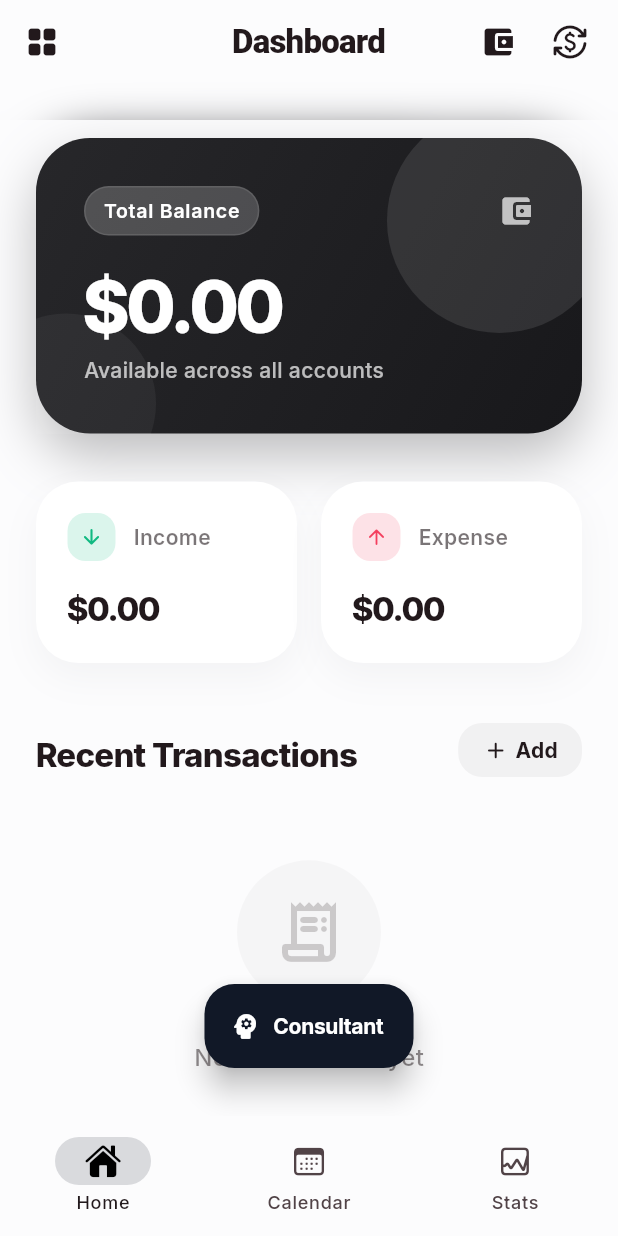
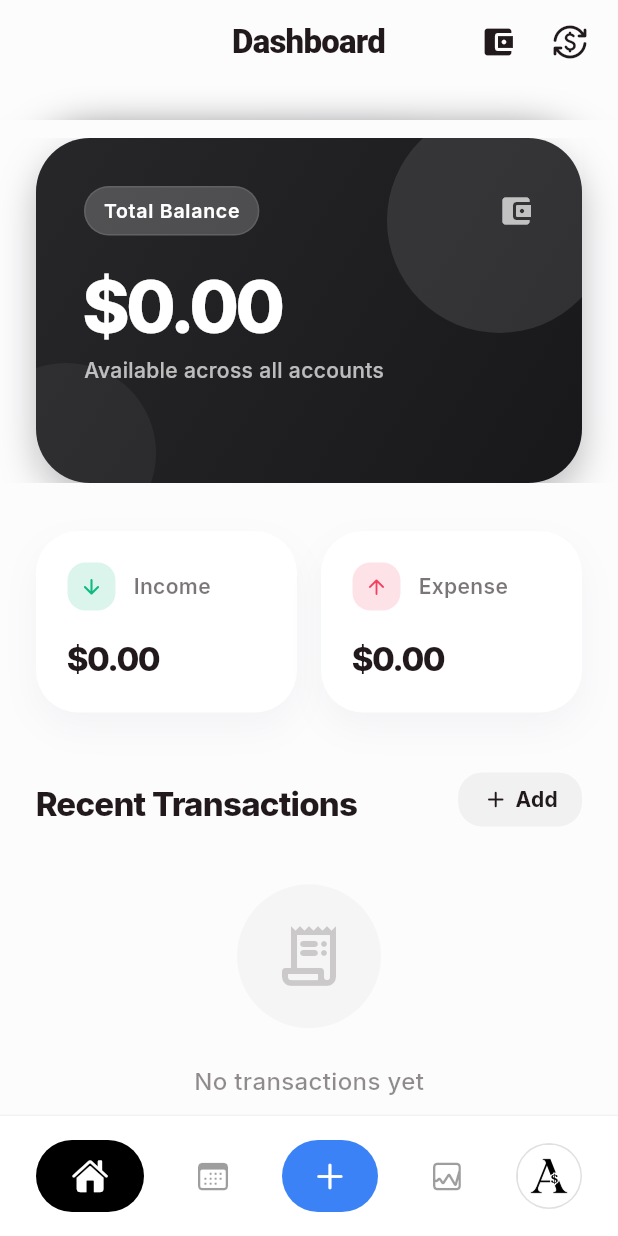
Before and after one commit to ermiyashenok/apps, a Flutter app: the screen it shows once a user with an empty profile is signed in, on a phone screen of 412 x 824 dp. Run offline on Flutter 3.47's test engine with Material 3 defaults, Android fonts, the phone set to English and light mode, and no system bars; our stand-ins replace cloud_firestore, firebase_auth, firebase_core, flutter_colorpicker, geocoding, geolocator and 3 more; accounts and stored records are empty.

Commit message:
update: part 12

```diff
--- a/account_manager/lib/screens/home_screen.dart
+++ b/account_manager/lib/screens/home_screen.dart
@@ -36,13 +36,7 @@ class HomeScreen extends StatelessWidget {
                 child: Container(color: Colors.transparent),
               ),
             ),
-            leading: IconButton(
-              icon: Icon(Icons.grid_view_rounded, color: colorScheme.onSurface),
-              onPressed: () => Navigator.push(
-                context,
-                MaterialPageRoute(builder: (context) => const ProfileScreen()),
-              ),
-            ),
+            // leading: IconButton(...) removed
             title: Text(
               'Dashboard',
               style: TextStyle(
@@ -65,8 +59,8 @@ class HomeScreen extends StatelessWidget {
               child: Column(
                 crossAxisAlignment: CrossAxisAlignment.start,
                 children: [
-                  // Ultra Premium Main Balance Card
-                  _buildPremiumBalanceCard(context, txProvider, currencyFormat),
+                  // Ultra Premium Main Balance Carousel
+                  _PremiumBalanceCarousel(format: currencyFormat),
 
                   const SizedBox(height: 32),
 
@@ -201,6 +195,7 @@ class HomeScreen extends StatelessWidget {
             ),
         ],
       ),
+      /*
       floatingActionButton: Padding(
         padding: const EdgeInsets.only(bottom: 16.0),
         child: FloatingActionButton.extended(
@@ -225,125 +220,11 @@ class HomeScreen extends StatelessWidget {
         ),
       ),
       floatingActionButtonLocation: FloatingActionButtonLocation.centerFloat,
+      */
     );
   }
 
-  Widget _buildPremiumBalanceCard(BuildContext context, TransactionProvider txProvider, NumberFormat format) {
-    List<Color> gradientColors;
-    if (txProvider.selectedAccountType == 'All') {
-      gradientColors = [const Color(0xFF27272A), const Color(0xFF18181B)]; // Dark Black/Grey
-    } else {
-      final account = txProvider.accounts.firstWhere(
-        (a) => a.id == txProvider.selectedAccountType,
-        orElse: () => txProvider.accounts.isNotEmpty ? txProvider.accounts.first : txProvider.accounts.first
-      );
-      final c = Color(account.colorValue);
-      gradientColors = [c, c.withValues(alpha: 0.8)];
-    }
 
-    return Container(
-      margin: const EdgeInsets.symmetric(horizontal: 24),
-      width: double.infinity,
-      decoration: BoxDecoration(
-        gradient: LinearGradient(
-          colors: gradientColors,
-          begin: Alignment.topLeft,
-          end: Alignment.bottomRight,
-        ),
-        borderRadius: BorderRadius.circular(36),
-        boxShadow: [
-          BoxShadow(
-            color: gradientColors[0].withValues(alpha: 0.3),
-            blurRadius: 30,
-            offset: const Offset(0, 15),
-          ),
-        ],
-      ),
-      child: Stack(
-        children: [
-          // Decorative background elements
-          Positioned(
-            right: -20,
-            top: -20,
-            child: Container(
-              width: 150,
-              height: 150,
-              decoration: BoxDecoration(
-                shape: BoxShape.circle,
-                color: Colors.white.withValues(alpha: 0.1),
-              ),
-            ),
-          ),
-          Positioned(
-            left: -40,
-            bottom: -40,
-            child: Container(
-              width: 120,
-              height: 120,
-              decoration: BoxDecoration(
-                shape: BoxShape.circle,
-                color: Colors.white.withValues(alpha: 0.05),
-              ),
-            ),
-          ),
-          // Content
-          Padding(
-            padding: const EdgeInsets.all(32.0),
-            child: Column(
-              crossAxisAlignment: CrossAxisAlignment.start,
-              children: [
-                Row(
-                  children: [
-                    Container(
-                      padding: const EdgeInsets.symmetric(horizontal: 12, vertical: 6),
-                      decoration: BoxDecoration(
-                        color: Colors.white.withValues(alpha: 0.2),
-                        borderRadius: BorderRadius.circular(20),
-                        border: Border.all(color: Colors.white.withValues(alpha: 0.1)),
-                      ),
-                      child: const Text(
-                        'Total Balance',
-                        style: TextStyle(
-                          color: Colors.white,
-                          fontSize: 13,
-                          fontWeight: FontWeight.w600,
-                          letterSpacing: 0.5,
-                        ),
-                      ),
-                    ),
-                    const Spacer(),
-                    Icon(Icons.account_balance_wallet_rounded, color: Colors.white.withValues(alpha: 0.7), size: 24),
-                  ],
-                ),
-                const SizedBox(height: 24),
-                Text(
-                  format.format(txProvider.totalBalance),
-                  style: const TextStyle(
-                    color: Colors.white,
-                    fontSize: 48,
-                    fontWeight: FontWeight.w800,
-                    letterSpacing: -2.5,
-                    height: 1.0,
-                  ),
-                ),
-                const SizedBox(height: 8),
-                Text(
-                  txProvider.selectedAccountType == 'All'
-                    ? 'Available across all accounts'
-                    : '${txProvider.accounts.firstWhere((a) => a.id == txProvider.selectedAccountType).name} Balance',
-                  style: TextStyle(
-                    color: Colors.white.withValues(alpha: 0.7),
-                    fontSize: 14,
-                    fontWeight: FontWeight.w500,
-                  ),
-                ),
-              ],
-            ),
-          ),
-        ],
-      ),
-    );
-  }
 
   Widget _buildPremiumStatCard({
     required BuildContext context,
@@ -827,3 +708,179 @@ class _CountrySearchDialogState extends State<_CountrySearchDialog> {
     );
   }
 }
+
+class _PremiumBalanceCarousel extends StatefulWidget {
+  final NumberFormat format;
+  const _PremiumBalanceCarousel({required this.format});
+
+  @override
+  State<_PremiumBalanceCarousel> createState() => _PremiumBalanceCarouselState();
+}
+
+class _PremiumBalanceCarouselState extends State<_PremiumBalanceCarousel> {
+  late PageController _pageController;
+
+  @override
+  void initState() {
+    super.initState();
+    _pageController = PageController(viewportFraction: 1.0);
+  }
+
+  @override
+  void dispose() {
+    _pageController.dispose();
+    super.dispose();
+  }
+
+  @override
+  Widget build(BuildContext context) {
+    final txProvider = Provider.of<TransactionProvider>(context);
+    final accountsList = ['All', ...txProvider.accounts.map((a) => a.id)];
+
+    int currentIndex = accountsList.indexOf(txProvider.selectedAccountType);
+    if (currentIndex == -1) currentIndex = 0;
+
+    WidgetsBinding.instance.addPostFrameCallback((_) {
+      if (_pageController.hasClients && _pageController.page?.round() != currentIndex) {
+        _pageController.animateToPage(currentIndex, duration: const Duration(milliseconds: 300), curve: Curves.easeInOut);
+      }
+    });
+
+    return SizedBox(
+      height: 230,
+      child: PageView.builder(
+        controller: _pageController,
+        onPageChanged: (index) {
+          txProvider.setAccountType(accountsList[index]);
+        },
+        itemCount: accountsList.length,
+        itemBuilder: (context, index) {
+          final accId = accountsList[index];
+          final balance = txProvider.getBalanceForAccount(accId);
+          return Padding(
+            padding: const EdgeInsets.symmetric(horizontal: 24.0),
+            child: _buildCard(context, txProvider, accId, balance),
+          );
+        },
+      ),
+    );
+  }
+
+  Widget _buildCard(BuildContext context, TransactionProvider txProvider, String accId, double balance) {
+    List<Color> gradientColors;
+    String accountName;
+
+    if (accId == 'All') {
+      gradientColors = [const Color(0xFF27272A), const Color(0xFF18181B)];
+      accountName = 'All Accounts';
+    } else {
+      final account = txProvider.accounts.firstWhere(
+        (a) => a.id == accId,
+        orElse: () => txProvider.accounts.first
+      );
+      final c = Color(account.colorValue);
+      gradientColors = [c, c.withValues(alpha: 0.8)];
+      accountName = account.name;
+    }
+
+    return Container(
+      width: double.infinity,
+      decoration: BoxDecoration(
+        gradient: LinearGradient(
+          colors: gradientColors,
+          begin: Alignment.topLeft,
+          end: Alignment.bottomRight,
+        ),
+        borderRadius: BorderRadius.circular(36),
+        boxShadow: [
+          BoxShadow(
+            color: gradientColors[0].withValues(alpha: 0.3),
+            blurRadius: 20,
+            offset: const Offset(0, 10),
+          ),
+        ],
+      ),
+      child: Stack(
+        children: [
+          Positioned(
+            right: -20,
+            top: -20,
+            child: Container(
+              width: 150,
+              height: 150,
+              decoration: BoxDecoration(
+                shape: BoxShape.circle,
+                color: Colors.white.withValues(alpha: 0.1),
+              ),
+            ),
+          ),
+          Positioned(
+            left: -40,
+            bottom: -40,
+            child: Container(
+              width: 120,
+              height: 120,
+              decoration: BoxDecoration(
+                shape: BoxShape.circle,
+                color: Colors.white.withValues(alpha: 0.05),
+              ),
+            ),
+          ),
+          Padding(
+            padding: const EdgeInsets.all(32.0),
+            child: Column(
+              crossAxisAlignment: CrossAxisAlignment.start,
+              children: [
+                Row(
+                  children: [
+                    Container(
+                      padding: const EdgeInsets.symmetric(horizontal: 12, vertical: 6),
+                      decoration: BoxDecoration(
+                        color: Colors.white.withValues(alpha: 0.2),
+                        borderRadius: BorderRadius.circular(20),
+                        border: Border.all(color: Colors.white.withValues(alpha: 0.1)),
+                      ),
+                      child: Text(
+                        accId == 'All' ? 'Total Balance' : '$accountName Balance',
+                        style: const TextStyle(
+                          color: Colors.white,
+                          fontSize: 13,
+                          fontWeight: FontWeight.w600,
+                          letterSpacing: 0.5,
+                        ),
+                      ),
+                    ),
+                    const Spacer(),
+                    Icon(Icons.account_balance_wallet_rounded, color: Colors.white.withValues(alpha: 0.7), size: 24),
+                  ],
+                ),
+                const SizedBox(height: 24),
+                Text(
+                  widget.format.format(balance),
+                  style: const TextStyle(
+                    color: Colors.white,
+                    fontSize: 48,
+                    fontWeight: FontWeight.w800,
+                    letterSpacing: -2.5,
+                    height: 1.0,
+                  ),
+                ),
+                const SizedBox(height: 8),
+                Text(
+                  accId == 'All'
+                    ? 'Available across all accounts'
+                    : 'Available in $accountName',
+                  style: TextStyle(
+                    color: Colors.white.withValues(alpha: 0.7),
+                    fontSize: 14,
+                    fontWeight: FontWeight.w500,
+                  ),
+                ),
+              ],
+            ),
+          ),
+        ],
+      ),
+    );
+  }
+}
--- a/account_manager/lib/screens/main_dashboard.dart
+++ b/account_manager/lib/screens/main_dashboard.dart
@@ -3,6 +3,8 @@ import 'package:flutter/cupertino.dart';
 import 'home_screen.dart';
 import 'calendar_screen.dart';
 import 'statistics_screen.dart';
+import 'add_transaction_screen.dart';
+import 'profile_screen.dart';
 
 class MainDashboard extends StatefulWidget {
   const MainDashboard({super.key});
@@ -22,40 +24,111 @@ class _MainDashboardState extends State<MainDashboard> {
 
   @override
   Widget build(BuildContext context) {
-    // The minimalistic theme is dark or very clean.
-    // We'll give it a clean floating bottom nav or standard clean nav.
+    final isDark = Theme.of(context).brightness == Brightness.dark;
+
     return Scaffold(
+      extendBody: false,
       body: IndexedStack(
         index: _currentIndex,
         children: _pages,
       ),
-      bottomNavigationBar: NavigationBar(
-        selectedIndex: _currentIndex,
-        onDestinationSelected: (index) {
-          setState(() {
-            _currentIndex = index;
-          });
-        },
-        backgroundColor: Theme.of(context).scaffoldBackgroundColor,
-        indicatorColor: Theme.of(context).colorScheme.primary.withValues(alpha: 0.15),
-        elevation: 0,
-        destinations: const [
-          NavigationDestination(
-            icon: Icon(CupertinoIcons.home),
-            selectedIcon: Icon(CupertinoIcons.house_fill),
-            label: 'Home',
+      bottomNavigationBar: Container(
+        padding: EdgeInsets.only(
+          left: 24,
+          right: 24,
+          top: 16,
+          bottom: 16 + MediaQuery.paddingOf(context).bottom,
+        ),
+        decoration: BoxDecoration(
+          color: isDark ? const Color(0xFF1E1E1E) : Colors.white,
+          border: Border(
+            top: BorderSide(
+              color: isDark ? Colors.white.withValues(alpha: 0.05) : Colors.black.withValues(alpha: 0.05),
+            ),
           ),
-          NavigationDestination(
-            icon: Icon(CupertinoIcons.calendar),
-            selectedIcon: Icon(CupertinoIcons.calendar_today),
-            label: 'Calendar',
-          ),
-          NavigationDestination(
-            icon: Icon(CupertinoIcons.graph_square),
-            selectedIcon: Icon(CupertinoIcons.graph_square_fill),
-            label: 'Stats',
-          ),
-        ],
+        ),
+        child: Row(
+          mainAxisAlignment: MainAxisAlignment.spaceBetween,
+          children: [
+            _buildNavItem(0, CupertinoIcons.home, CupertinoIcons.house_fill, context),
+            _buildNavItem(1, CupertinoIcons.calendar, CupertinoIcons.calendar_today, context),
+
+            // Action Button
+            GestureDetector(
+              onTap: () {
+                Navigator.push(
+                  context,
+                  MaterialPageRoute(builder: (context) => const AddTransactionScreen()),
+                );
+              },
+              child: Container(
+                padding: const EdgeInsets.symmetric(horizontal: 20, vertical: 12),
+                decoration: BoxDecoration(
+                  color: const Color(0xFF3B82F6),
+                  borderRadius: BorderRadius.circular(24),
+                ),
+                child: const Icon(CupertinoIcons.add, color: Colors.white, size: 24),
+              ),
+            ),
+
+            _buildNavItem(2, CupertinoIcons.graph_square, CupertinoIcons.graph_square_fill, context),
+
+            // Profile
+            GestureDetector(
+              onTap: () {
+                Navigator.push(
+                  context,
+                  MaterialPageRoute(builder: (context) => const ProfileScreen()),
+                );
+              },
+              child: Container(
+                width: 44,
+                height: 44,
+                decoration: BoxDecoration(
+                  color: Colors.grey.shade300,
+                  shape: BoxShape.circle,
+                  border: Border.all(color: Colors.transparent),
+                ),
+                child: ClipOval(
+                  child: Image.asset(
+                    'assets/logo.png',
+                    fit: BoxFit.cover,
+                  ),
+                ),
+              ),
+            ),
+          ],
+        ),
+      ),
+    );
+  }
+
+  Widget _buildNavItem(int index, IconData icon, IconData selectedIcon, BuildContext context) {
+    final isSelected = _currentIndex == index;
+    final isDark = Theme.of(context).brightness == Brightness.dark;
+
+    return GestureDetector(
+      onTap: () => setState(() => _currentIndex = index),
+      child: AnimatedContainer(
+        duration: const Duration(milliseconds: 250),
+        curve: Curves.easeOutCubic,
+        padding: EdgeInsets.symmetric(
+          horizontal: isSelected ? 24 : 12,
+          vertical: 12
+        ),
+        decoration: BoxDecoration(
+          color: isSelected
+              ? (isDark ? Colors.white : Colors.black)
+              : Colors.transparent,
+          borderRadius: BorderRadius.circular(24),
+        ),
+        child: Icon(
+          isSelected ? selectedIcon : icon,
+          color: isSelected
+              ? (isDark ? Colors.black : Colors.white)
+              : (isDark ? Colors.white38 : Colors.black38),
+          size: 24,
+        ),
       ),
     );
   }
```
